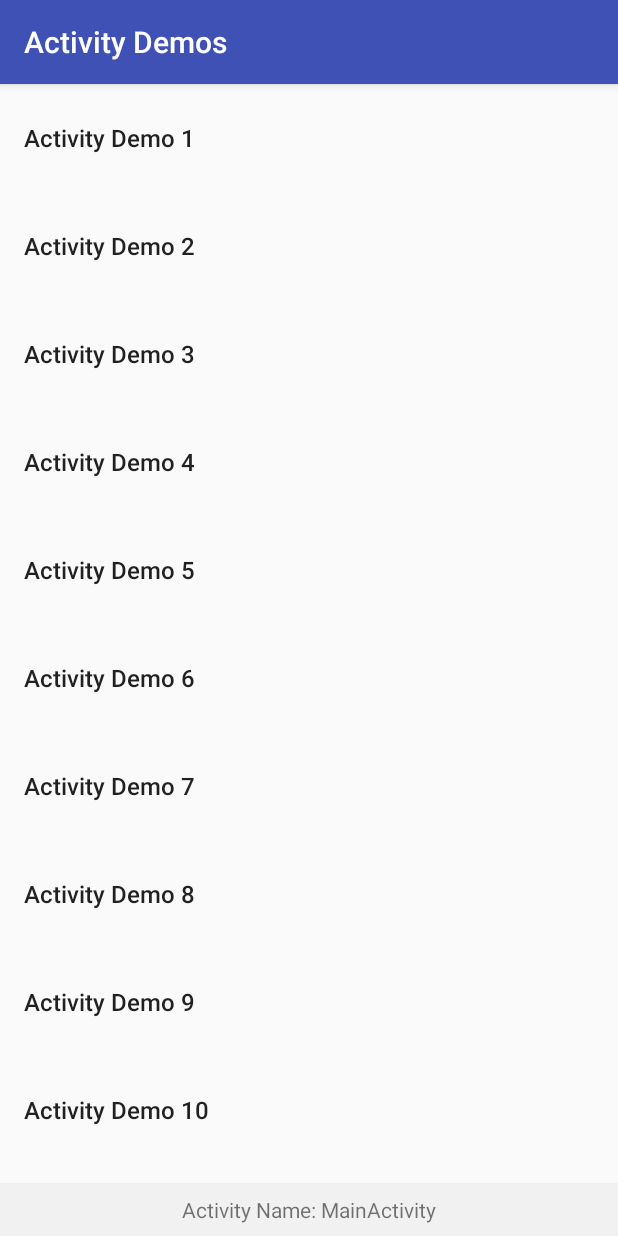
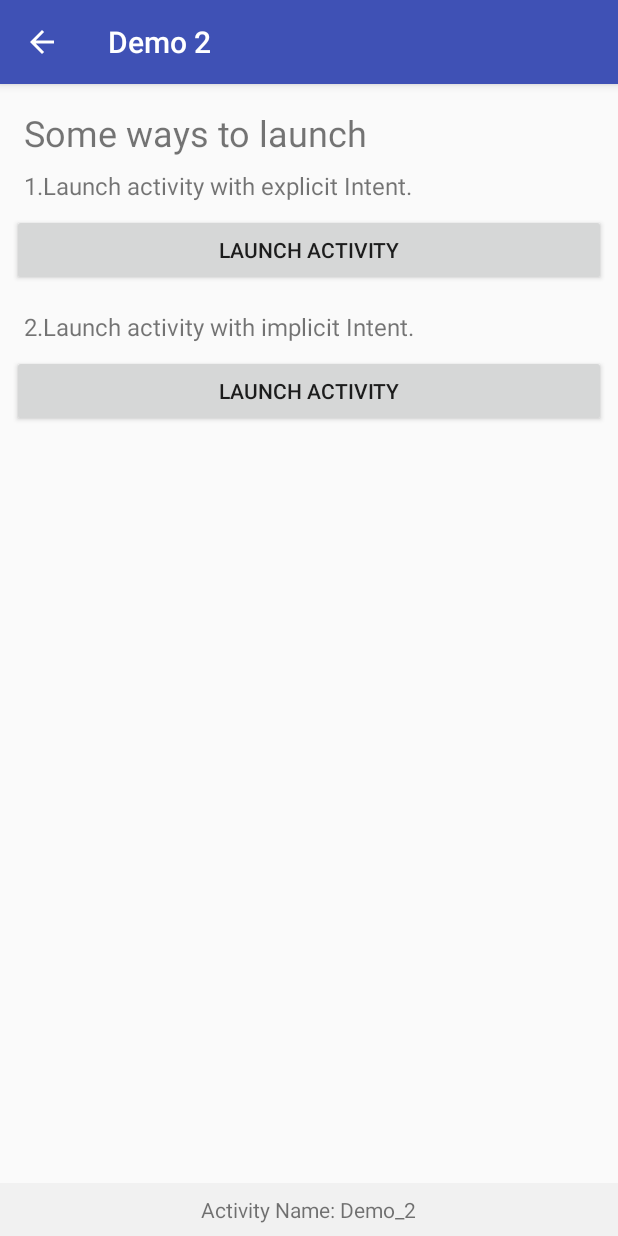
Before and after one commit to RheaBubbles/Android-Study-Demos, an Android app: the screen it shows after launch (MainActivity before the commit, Demo_2 after it), after a tap on an icon or button, on a phone screen of 412 x 824 dp. Run offline under Robolectric (Android 15) with nearby library versions, the phone set to English and light mode, and no system bars.

Commit message:
Add the Activity demo 2.

```diff
--- /dev/null
+++ b/ActivityDemos/app/src/main/java/com/hit/bubbl/activitydemos/Demo_2.java
@@ -0,0 +1,50 @@
+package com.hit.bubbl.activitydemos;
+
+import android.content.Intent;
+import android.support.v7.app.AppCompatActivity;
+import android.os.Bundle;
+import android.view.View;
+import android.widget.TextView;
+
+/**
+ * @author Bubbles
+ * @create 2018/7/11
+ * @Type Activity
+ * @LayoutFile activity_demos_2
+ * @Describe Demo 2，几种常用的不同的启动Activity的方式，
+ */
+
+public class Demo_2 extends AppCompatActivity {
+
+    // 自定义隐式Intent ACTION 类型字段
+    // 只有设置对对应ACTION <intent-filter> 标签的Activity能够被启动
+    static final String ACTION_IMPLICITLY = "com.hit.bubbl.IMPLICITLY";
+
+    @Override
+    protected void onCreate(Bundle savedInstanceState) {
+        super.onCreate(savedInstanceState);
+        setContentView(R.layout.activity_demo_2);
+
+        TextView floatClassName = (TextView) findViewById(R.id.float_class_name);
+        floatClassName.setText("Activity Name: Demo_2");
+    }
+
+    public void launchWithExplicitIntent(View view) {
+        Intent intent = new Intent(this, Demo_2_Launched.class);
+        intent.putExtra(Intent.EXTRA_TEXT, "Explicit");
+        intent.setType("text/plain");
+        startActivity(intent);
+    }
+
+    public void launchWithImplicitIntent(View view) {
+        Intent intent = new Intent();
+        intent.setAction(ACTION_IMPLICITLY);
+        intent.putExtra(Intent.EXTRA_TEXT, "Implicit");
+        intent.setType("text/plain");
+
+        // Verify that the intent will resolve to an activity
+        if (intent.resolveActivity(getPackageManager()) != null) {
+            startActivity(intent);
+        }
+    }
+}
--- /dev/null
+++ b/ActivityDemos/app/src/main/res/layout/activity_demo_2.xml
@@ -0,0 +1,72 @@
+<?xml version="1.0" encoding="utf-8"?>
+<android.support.constraint.ConstraintLayout
+    xmlns:android="http://schemas.android.com/apk/res/android"
+    xmlns:app="http://schemas.android.com/apk/res-auto"
+    xmlns:tools="http://schemas.android.com/tools"
+    android:layout_width="match_parent"
+    android:layout_height="match_parent"
+    tools:context=".Demo_2">
+
+    <TextView
+        android:id="@+id/title"
+        android:layout_width="wrap_content"
+        android:layout_height="wrap_content"
+        android:layout_marginStart="16dp"
+        android:layout_marginTop="16dp"
+        android:text="@string/demo_2_title"
+        android:textSize="24sp"
+        app:layout_constraintStart_toStartOf="parent"
+        app:layout_constraintTop_toTopOf="parent" />
+
+    <TextView
+        android:id="@+id/info_1"
+        android:layout_width="wrap_content"
+        android:layout_height="wrap_content"
+        android:layout_marginStart="16dp"
+        android:layout_marginTop="8dp"
+        android:text="@string/demo_2_intro_1"
+        android:textSize="16sp"
+        app:layout_constraintStart_toStartOf="parent"
+        app:layout_constraintTop_toBottomOf="@+id/title" />
+
+    <TextView
+        android:id="@+id/info_2"
+        android:layout_width="wrap_content"
+        android:layout_height="wrap_content"
+        android:layout_marginStart="16dp"
+        android:layout_marginTop="16dp"
+        android:text="@string/demo_2_intro_2"
+        android:textSize="16sp"
+        app:layout_constraintStart_toStartOf="parent"
+        app:layout_constraintTop_toBottomOf="@+id/button2" />
+
+    <Button
+        android:id="@+id/button2"
+        android:onClick="launchWithExplicitIntent"
+        android:layout_width="0dp"
+        android:layout_height="wrap_content"
+        android:layout_marginEnd="8dp"
+        android:layout_marginStart="8dp"
+        android:layout_marginTop="8dp"
+        android:text="@string/demo_2_button"
+        app:layout_constraintEnd_toEndOf="parent"
+        app:layout_constraintStart_toStartOf="parent"
+        app:layout_constraintTop_toBottomOf="@+id/info_1" />
+
+    <Button
+        android:id="@+id/button3"
+        android:onClick="launchWithImplicitIntent"
+        android:layout_width="0dp"
+        android:layout_height="wrap_content"
+        android:layout_marginEnd="8dp"
+        android:layout_marginStart="8dp"
+        android:layout_marginTop="8dp"
+        android:text="@string/demo_2_button"
+        app:layout_constraintEnd_toEndOf="parent"
+        app:layout_constraintHorizontal_bias="0.0"
+        app:layout_constraintStart_toStartOf="parent"
+        app:layout_constraintTop_toBottomOf="@+id/info_2" />
+
+    <include layout="@layout/float_class_name"/>
+
+</android.support.constraint.ConstraintLayout>
--- a/ActivityDemos/app/src/main/res/values/strings.xml
+++ b/ActivityDemos/app/src/main/res/values/strings.xml
@@ -2,10 +2,10 @@
     <!-- Global Resources -->
     <string name="app_name">Activity Demos</string>
     <string name="main_activity_name">Activity Demos</string>
-    <string name="dome_1_name">Demo 1</string>
     <string name="element_text">Element Text</string>
 
     <!-- Demo 1 Resources -->
+    <string name="dome_1_name">Demo 1</string>
     <string name="edit_message">Enter a message</string>
     <string name="button_send">Send</string>
     <string name="demo_1_info"> \n
@@ -13,4 +13,12 @@
         2. And click the SEND button. \n
         3. Display Activity will start and show what you input.
     </string>
+
+    <!-- Demo 2 Resources -->
+    <string name="dome_2_name">Demo 2</string>
+    <string name="demo_2_title">Some ways to launch</string>
+    <string name="demo_2_intro_1">1.Launch activity with explicit Intent.</string>
+    <string name="demo_2_intro_2">2.Launch activity with implicit Intent.</string>
+    <string name="demo_2_button">Launch Activity</string>
+    <string name="dome_2_launched_name">Launched Activity</string>
 </resources>
```
Also changed, not shown: ActivityDemos/app/src/main/AndroidManifest.xml (+38 -3 lines), ActivityDemos/app/src/main/java/com/hit/bubbl/activitydemos/Demo_2_Launched.java (added, +24 -0 lines), ActivityDemos/app/src/main/res/layout/activity_demo_2_launched.xml (added, +35 -0 lines).
